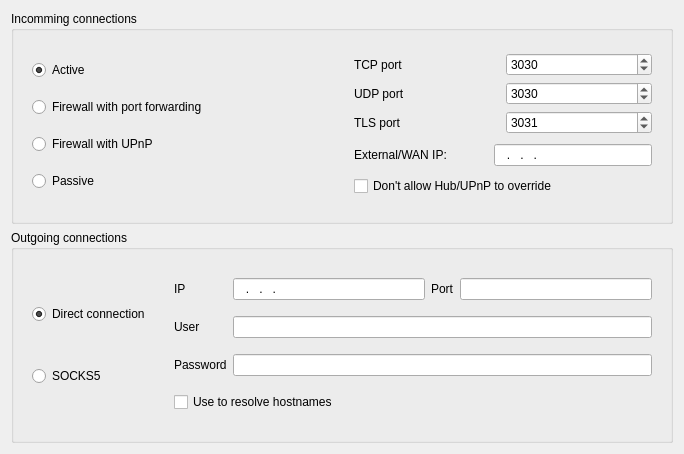
Old version of the form eiskaltdcpp/ui/UISettingsConnection.ui in the repository eiskaltdcpp/eiskaltdcpp.
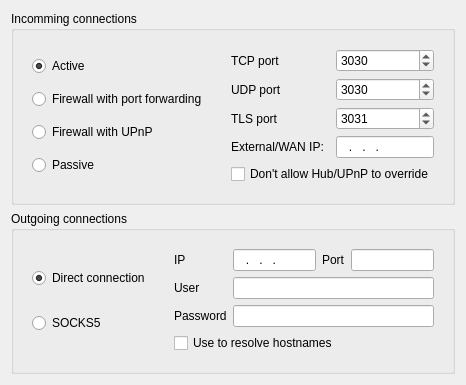
New version of the form.

Patch:
```diff
--- a/eiskaltdcpp/ui/UISettingsConnection.ui
+++ b/eiskaltdcpp/ui/UISettingsConnection.ui
@@ -6,8 +6,8 @@
    <rect>
     <x>0</x>
     <y>0</y>
-    <width>684</width>
-    <height>454</height>
+    <width>457</width>
+    <height>322</height>
    </rect>
   </property>
   <property name="windowTitle">
```
